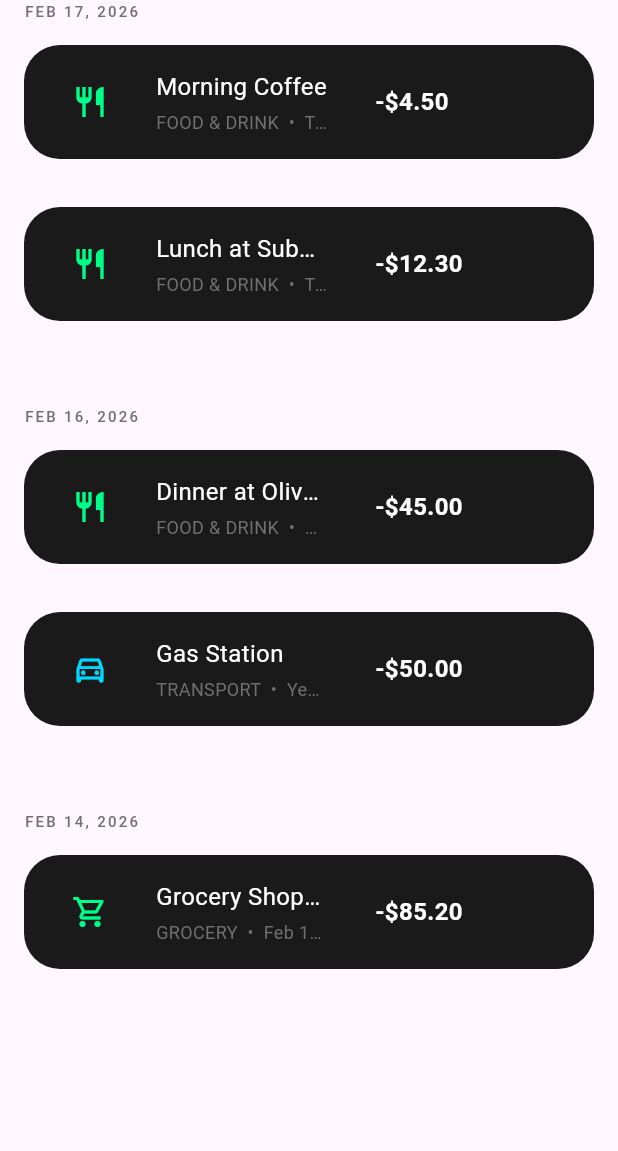
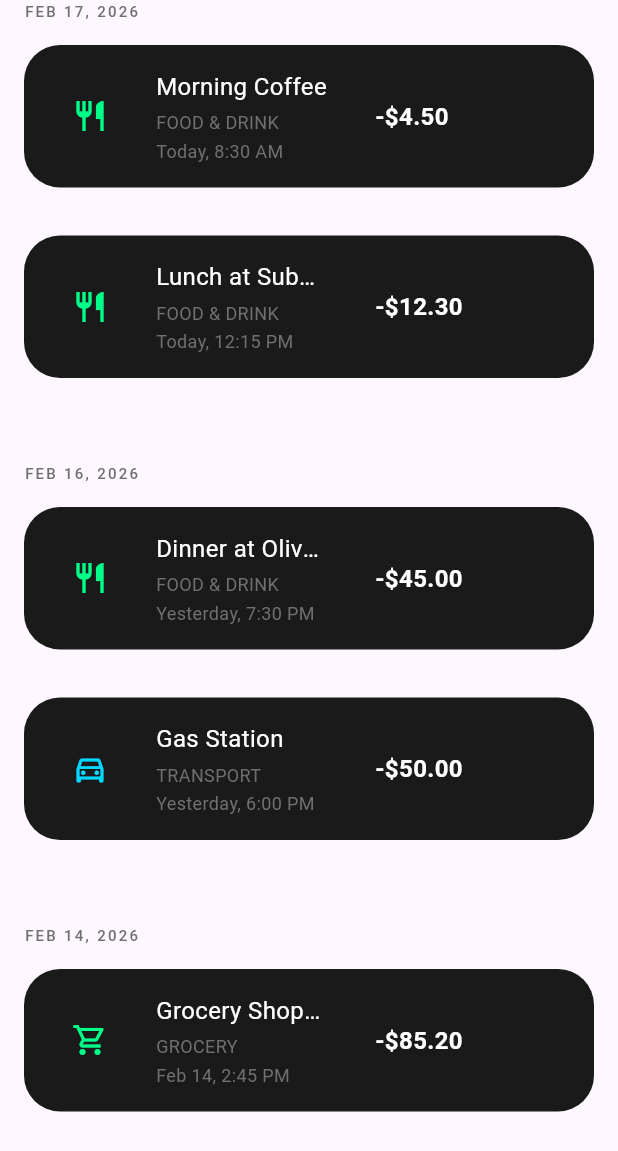
Before and after one commit to htetyeemon/BetterSpent, a Flutter app: the ExpenseListContent widget shown alone on an empty page, opened directly with empty values, on a phone screen of 412 x 824 dp. Shown: the top 1151 px of the screen. Run offline on Flutter 3.47's test engine with Material 3 defaults, Android fonts, the phone set to English and light mode, and no system bars; our stand-ins replace go_router.

Commit message:
expense list modified

```diff
--- a/lib/features/expenses/presentation/widgets/expense_card.dart
+++ b/lib/features/expenses/presentation/widgets/expense_card.dart
@@ -57,7 +57,16 @@ class ExpenseCard extends StatelessWidget {
                     ),
                     const SizedBox(height: 4),
                     Text(
-                      '$category  •  $time',
+                      category,
+                      style: AppTextStyles.bodySmall.copyWith(
+                        color: AppColors.textSecondary,
+                      ),
+                      maxLines: 1,
+                      overflow: TextOverflow.ellipsis,
+                    ),
+                    const SizedBox(height: 2),
+                    Text(
+                      time,
                       style: AppTextStyles.bodySmall.copyWith(
                         color: AppColors.textSecondary,
                       ),
--- a/lib/features/expenses/presentation/widgets/expense_list_content.dart
+++ b/lib/features/expenses/presentation/widgets/expense_list_content.dart
@@ -16,7 +16,7 @@ class ExpenseListContent extends StatelessWidget {
   @override
   Widget build(BuildContext context) {
     return ListView(
-      padding: const EdgeInsets.symmetric(horizontal: AppConstants.spacingMd),
+      padding: EdgeInsets.symmetric(horizontal: AppConstants.spacingMd),
       children: [
         if (_showSection('Today'))
           DateSectionWidget(
@@ -57,10 +57,10 @@ class ExpenseListContent extends StatelessWidget {
             ],
           ),
 
-        if (_showSection('This Week'))
+        if (_showSection('Yesterday') || selectedFilter == 'All Time')
           const SizedBox(height: AppConstants.spacingLg),
 
-        if (_showSection('This Week'))
+        if (_showSection('This Week') || selectedFilter == 'All Time')
           DateSectionWidget(
             date: 'Feb 16, 2026',
             expenses: [
@@ -69,22 +69,40 @@ class ExpenseListContent extends StatelessWidget {
                 category: 'FOOD & DRINK',
                 amount: 45.00,
                 time: 'Yesterday, 7:30 PM',
-                onTap: () {},
+                onTap: () => _showExpenseDetail(
+                  context,
+                  name: 'Dinner at Olive Garden',
+                  category: 'FOOD & DRINK',
+                  amount: 45.00,
+                  time: 'Yesterday, 7:30 PM',
+                  note: 'Dinner outing',
+                  icon: Icons.restaurant_outlined,
+                  iconColor: AppColors.accent,
+                ),
               ),
               ExpenseCard(
                 name: 'Gas Station',
                 category: 'TRANSPORT',
                 amount: 50.00,
                 time: 'Yesterday, 6:00 PM',
-                onTap: () {},
+                onTap: () => _showExpenseDetail(
+                  context,
+                  name: 'Gas Station',
+                  category: 'TRANSPORT',
+                  amount: 50.00,
+                  time: 'Yesterday, 6:00 PM',
+                  note: 'Fuel refill',
+                  icon: Icons.local_gas_station_outlined,
+                  iconColor: AppColors.accent,
+                ),
               ),
             ],
           ),
 
-        if (_showSection('This Month'))
+        if (_showSection('This Month') || selectedFilter == 'All Time')
           const SizedBox(height: AppConstants.spacingLg),
 
-        if (_showSection('This Month'))
+        if (_showSection('This Month') || selectedFilter == 'All Time')
           DateSectionWidget(
             date: 'Feb 14, 2026',
             expenses: [
@@ -93,7 +111,16 @@ class ExpenseListContent extends StatelessWidget {
                 category: 'GROCERY',
                 amount: 85.20,
                 time: 'Feb 14, 2:45 PM',
-                onTap: () {},
+                onTap: () => _showExpenseDetail(
+                  context,
+                  name: 'Grocery Shopping',
+                  category: 'GROCERY',
+                  amount: 85.20,
+                  time: 'Feb 14, 2:45 PM',
+                  note: 'Weekly groceries',
+                  icon: Icons.shopping_cart_outlined,
+                  iconColor: AppColors.accent,
+                ),
               ),
             ],
           ),
```
